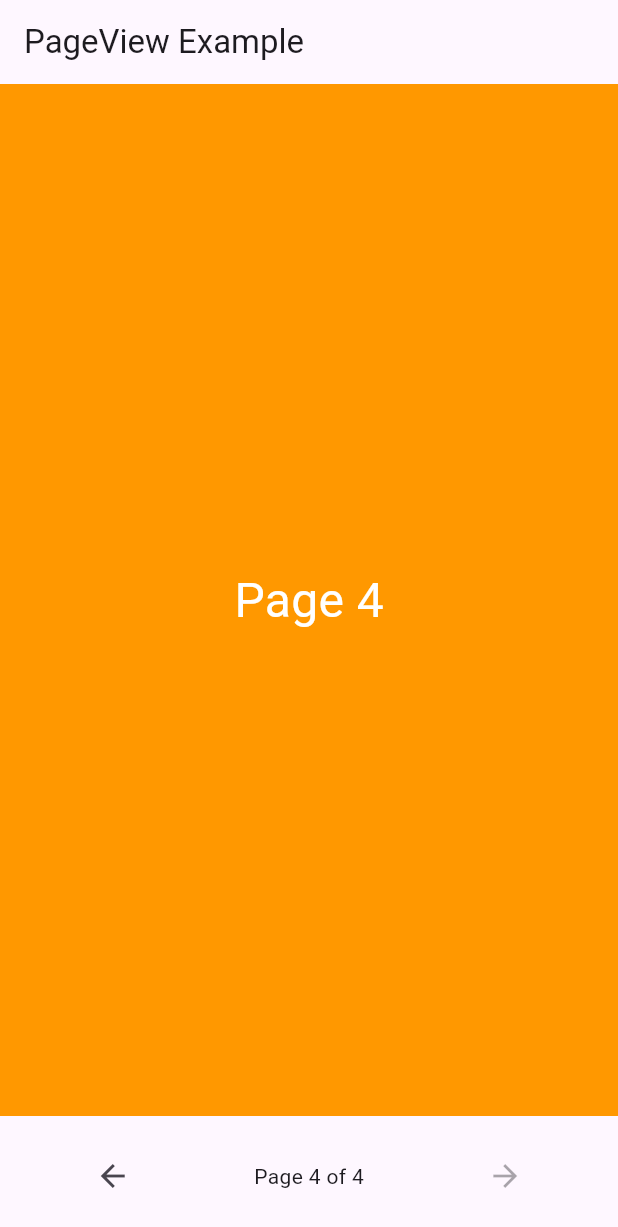
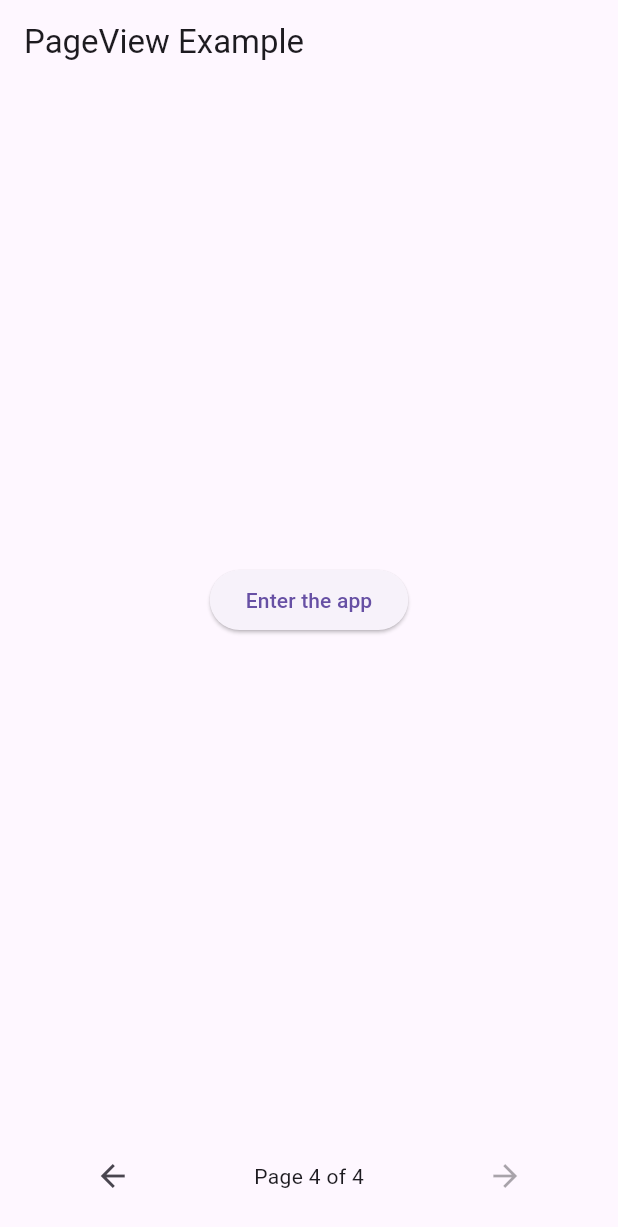
Before and after one commit to malkthere/amda2025-API-Animation, a Flutter app: the screen it shows after launch, swiped to page 4, on a phone screen of 412 x 824 dp. Shown: the top 1227 px of the screen. Run offline on Flutter 3.47's test engine with Material 3 defaults, Android fonts, the phone set to English and light mode, and no system bars.

Commit message:
advance lay0ut 04

```diff
--- a/lib/main.dart
+++ b/lib/main.dart
@@ -63,7 +63,10 @@ class _PageViewDemoState extends State<PageViewDemo> {
                 _buildPage(Colors.red, 'Page 1'),
                 _buildPage(Colors.green, 'Page 2'),
                 _buildPage(Colors.blue, 'Page 3'),
-                _buildPage(Colors.orange, 'Page 4'),
+                Center(
+                  child:  ElevatedButton(onPressed: () {  },
+                  child: Text("Enter the app"),),
+                ),
               ],
               onPageChanged: (int page) {
                 print('Page changed to: $page');
```
